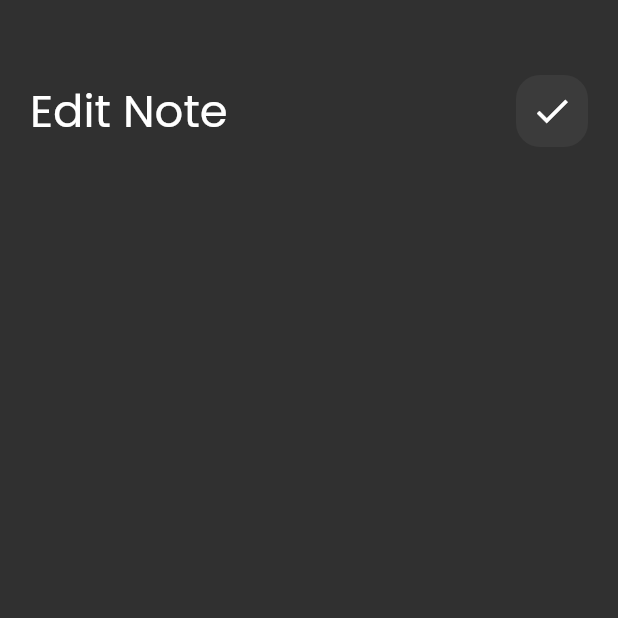
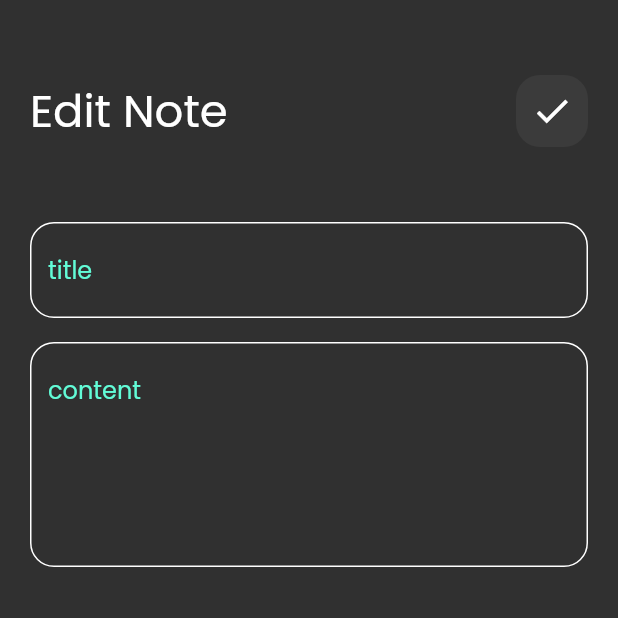
Before and after one commit to Mostafa13elkomy/Notes-App, a Flutter app: the EditNoteView screen opened directly, on a phone screen of 412 x 824 dp, the top half of it. Run offline on Flutter 3.47's test engine with Material 2 defaults, Android fonts, the phone set to English and light mode, and no system bars; missing offline and left inert: awesome_icons.

Commit message:
edit note view ui done

```diff
--- a/lib/views/widgets/cutom_text_feild.dart
+++ b/lib/views/widgets/cutom_text_feild.dart
@@ -1,8 +1,8 @@
 import 'package:flutter/material.dart';
 import 'package:todo/consts.dart';
 
-class CutomTextField extends StatelessWidget {
-  const CutomTextField({super.key, required this.hint,  this.maxLines = 1});
+class CustomTextField extends StatelessWidget {
+  const CustomTextField({super.key, required this.hint,  this.maxLines = 1});
   final String hint;
   final int maxLines;
   @override
--- a/lib/views/widgets/edit_note_view_body.dart
+++ b/lib/views/widgets/edit_note_view_body.dart
@@ -1,4 +1,5 @@
 import 'package:flutter/material.dart';
+import 'package:todo/views/widgets/cutom_text_feild.dart';
 import 'custom_appBar.dart';
 
 class EditNoteViewBody extends StatelessWidget {
@@ -17,6 +18,16 @@ class EditNoteViewBody extends StatelessWidget {
             title: 'Edit Note',
             icon: Icons.check,
           ),
+          SizedBox(height: 50,),
+          CustomTextField(
+
+            hint: 'title'),
+          SizedBox(
+            height: 16,),
+          CustomTextField(
+            hint: 'content',
+          maxLines: 5,)
+
         ],
       ),
     );
```
Also changed, not shown: lib/views/widgets/add_note_button-sheet.dart (+5 -5 lines).
